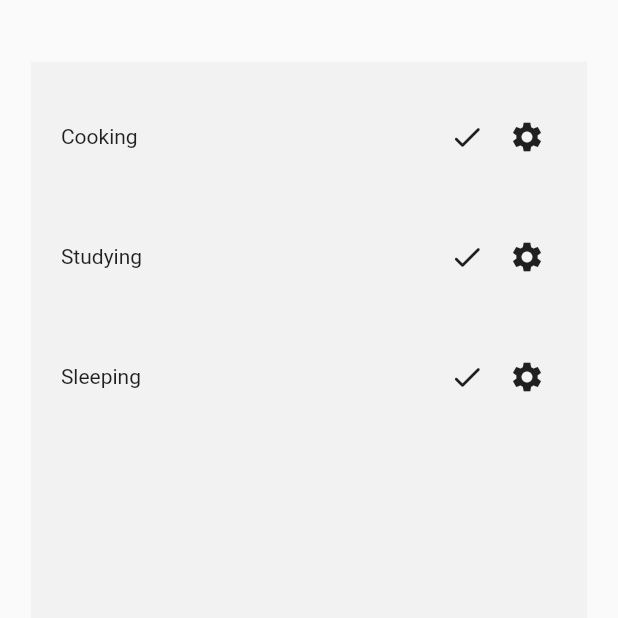
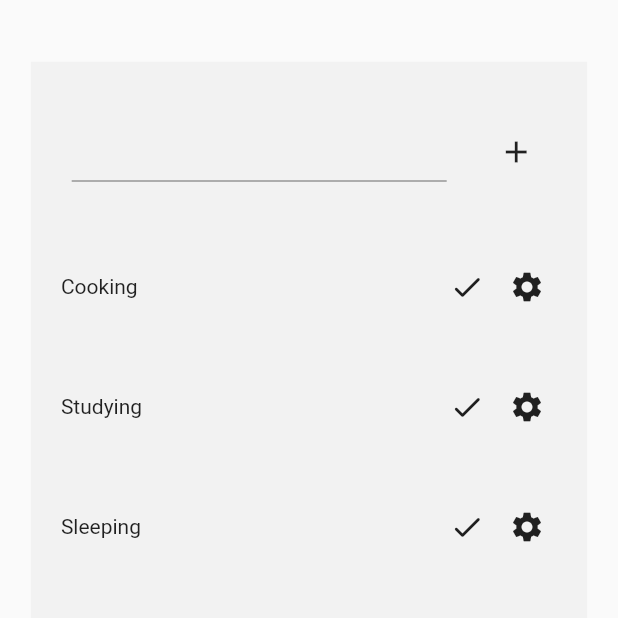
Before and after one commit to MahmoodAhmed-SE/todo-app, a Flutter app: the screen it shows after launch, on a phone screen of 412 x 824 dp, the top half of it. Run offline on Flutter 3.47's test engine with Material 2 defaults, Android fonts, the phone set to English and light mode, and no system bars.

Commit message:
added todo list item adder functionality

```diff
--- a/lib/screen/homepage_screen.dart
+++ b/lib/screen/homepage_screen.dart
@@ -1,6 +1,8 @@
 import 'package:flutter/material.dart';
 import 'package:todo_app/models/todo_model.dart';
 import 'package:todo_app/widgets/todo_list_view/todo_list_view.dart';
+
+import '../widgets/todo_list_item_adder/todo_list_item_adder.dart';
 
 class HomepageScreen extends StatefulWidget {
   const HomepageScreen({super.key});
@@ -21,7 +23,12 @@ class _HomepageScreenState extends State<HomepageScreen> {
     setState(() {
       _todoList[_todoList.indexOf(todo)] = TodoModel(todoText: todo.todoText, isChecked: true);
       _removedItemsList.add(todo);
-      print(_removedItemsList);
+    });
+  }
+
+  void addTodo (String todoText) {
+    setState(() {
+      _todoList.add(TodoModel(todoText: todoText));
     });
   }
 
@@ -36,9 +43,14 @@ class _HomepageScreenState extends State<HomepageScreen> {
           height: MediaQuery.of(context).size.height * 0.9,
           padding: const EdgeInsets.all(10),
           color: const Color(0XFFf2f2f2),
-          child: TodoListView(
-            todoList: _todoList,
-            checkTodo: checkTodo,
+          child: Column(
+            children: [
+              TodoListItemAdder(addTodo: addTodo),
+              TodoListView(
+                todoList: _todoList,
+                checkTodo: checkTodo,
+              ),
+            ],
           ),
         ),
       )),
--- /dev/null
+++ b/lib/widgets/todo_list_item_adder/todo_list_item_adder.dart
@@ -0,0 +1,51 @@
+import 'package:flutter/material.dart';
+
+class TodoListItemAdder extends StatefulWidget {
+  final Function addTodo;
+  const TodoListItemAdder({super.key, required this.addTodo});
+
+  @override
+  State<TodoListItemAdder> createState() => _TodoListItemAdderState();
+}
+
+class _TodoListItemAdderState extends State<TodoListItemAdder> {
+  @override
+  Widget build(BuildContext context) {
+    final TextEditingController todoTextInputController =
+        TextEditingController();
+
+    return Container(
+      height: 100,
+      padding: const EdgeInsets.all(4),
+      child: Row(
+        mainAxisAlignment: MainAxisAlignment.spaceAround,
+        children: [
+          SizedBox(
+            width: 250,
+            height: 40,
+            child: TextField(
+              onSubmitted: (String todoText) {
+                widget.addTodo(todoText);
+                todoTextInputController.clear();
+              },
+              controller: todoTextInputController,
+            ),
+          ),
+          SizedBox(
+            height: 40,
+            width: 40,
+            child: Material(
+                type: MaterialType.transparency,
+                child: InkWell(
+                  onTap: () {
+                    widget.addTodo(todoTextInputController.text);
+                  },
+                  borderRadius: BorderRadius.circular(15),
+                  child: const Icon(Icons.add),
+                )),
+          )
+        ],
+      ),
+    );
+  }
+}
--- a/lib/widgets/todo_list_view/todo_list_view.dart
+++ b/lib/widgets/todo_list_view/todo_list_view.dart
@@ -10,6 +10,7 @@ class TodoListView extends StatelessWidget {
   @override
   Widget build(BuildContext context) {
     return SizedBox(
+      height: 300,
       child: ListView.builder(
         itemCount: todoList.length,
         itemBuilder: (context, index) {
@@ -17,6 +18,7 @@ class TodoListView extends StatelessWidget {
               ? null
               : Container(
                   height: 60,
+                  width: 300,
                   margin: const EdgeInsets.symmetric(vertical: 10),
                   padding: const EdgeInsets.all(10),
                   // color: const Color(0XFF333333),
```
